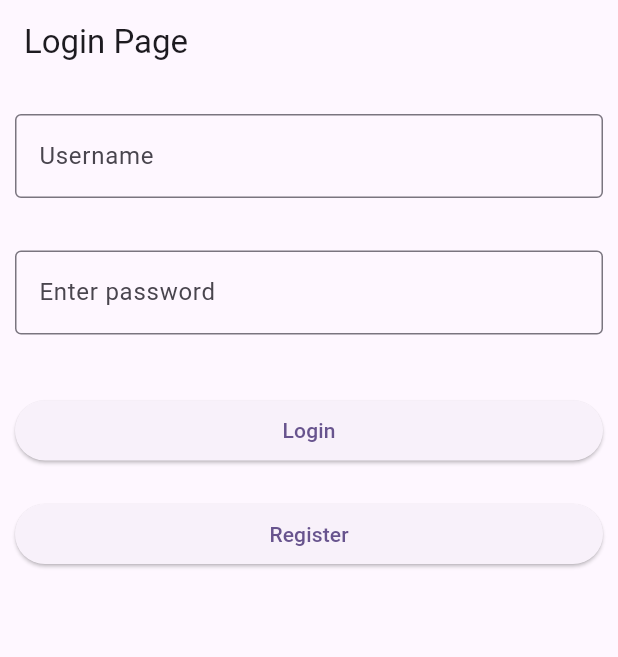
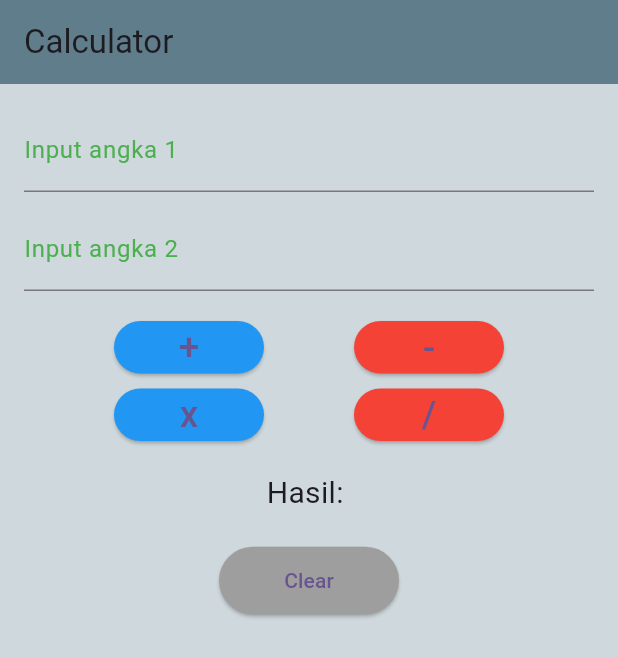
Before and after one commit to Tayolon/Tugas1_Flutter, a Flutter app: the screen it shows after launch, on a phone screen of 412 x 824 dp. Shown: the top 657 px of the screen. Run offline on Flutter 3.47's test engine with Material 3 defaults, Android fonts, the phone set to English and light mode, and no system bars; our stand-ins replace get.

Commit message:
first commit

```diff
--- /dev/null
+++ b/lib/controllers/calculator_controller.dart
@@ -0,0 +1,44 @@
+import 'package:flutter/widgets.dart';
+import 'package:get/get.dart';
+
+class CalculatorController extends GetxController {
+  final txtAngka1 = TextEditingController();
+  final txtAngka2 = TextEditingController();
+  var textHasil = "".obs;
+
+  void tambah() {
+    int angka1 = int.parse(txtAngka1.text);
+    int angka2 = int.parse(txtAngka2.text);
+
+    int hasilJumlah = angka1 + angka2;
+    print("Hasil jumlah " + hasilJumlah.toString());
+    textHasil.value = hasilJumlah.toString();
+  }
+
+  void kurang() {
+    int angka1 = int.parse(txtAngka1.text);
+    int angka2 = int.parse(txtAngka2.text);
+
+    int hasilJumlah = angka1 - angka2;
+    print("Hasil jumlah " + hasilJumlah.toString());
+    textHasil.value = hasilJumlah.toString();
+  }
+
+  void kali() {
+    int angka1 = int.parse(txtAngka1.text);
+    int angka2 = int.parse(txtAngka2.text);
+
+    int hasilJumlah = angka1 * angka2;
+    print("Hasil jumlah " + hasilJumlah.toString());
+    textHasil.value = hasilJumlah.toString();
+  }
+
+  void bagi() {
+    int angka1 = int.parse(txtAngka1.text);
+    int angka2 = int.parse(txtAngka2.text);
+
+    double hasilJumlah = angka1 / angka2;
+    print("Hasil jumlah " + hasilJumlah.toString());
+    textHasil.value = hasilJumlah.toString();
+  }
+}
--- a/lib/custominput.dart
+++ /dev/null
@@ -1,26 +0,0 @@
-import 'package:flutter/material.dart';
-
-class CustomInput extends StatelessWidget {
-  final String label;
-  final TextEditingController password;
-  final bool obscureText;
-
-  const CustomInput({
-    super.key,
-    required this.label,
-    required this.password,
-    this.obscureText = true,
-  });
-
-  @override
-  Widget build(BuildContext context) {
-    return TextField(
-      controller: password,
-      obscureText: obscureText,
-      decoration: InputDecoration(
-        labelText: label,
-        border: const OutlineInputBorder(),
-      ),
-    );
-  }
-}
--- /dev/null
+++ b/lib/customitem/custominput.dart
@@ -0,0 +1,31 @@
+import 'package:flutter/material.dart';
+
+class CustomInput extends StatelessWidget {
+  final String label;
+  final Color color;
+  final VoidCallback onPressed;
+
+  const CustomInput({
+    super.key,
+    required this.label,
+    required this.color,
+    required this.onPressed,
+  });
+
+  @override
+  Widget build(BuildContext context) {
+    return SizedBox(
+      width: 100,
+      height: 35,
+      child: ElevatedButton(
+        onPressed: onPressed,
+        style: ElevatedButton.styleFrom(
+          backgroundColor: color,
+          padding: EdgeInsets.zero, // Remove default padding
+          tapTargetSize: MaterialTapTargetSize.shrinkWrap, // shrink hitbox
+        ),
+        child: FittedBox(child: Text(label, style: TextStyle(fontSize: 100))),
+      ),
+    );
+  }
+}
--- /dev/null
+++ b/lib/customitem/customtext.dart
@@ -0,0 +1,27 @@
+import 'package:flutter/material.dart';
+
+class Customtext extends StatelessWidget {
+  final TextEditingController controller;
+  final String label;
+  final Color color;
+  final bool pass;
+
+  const Customtext({
+    super.key,
+    required this.label,
+    required this.color,
+    required this.pass,
+    required this.controller,
+  });
+
+  @override
+  Widget build(BuildContext context) {
+    return TextField(
+      controller: controller,
+     decoration: InputDecoration(
+        labelText: label,
+        labelStyle: TextStyle(color: color),
+      ),
+    );
+  }
+}
--- a/lib/login_page.dart
+++ b/lib/login_page.dart
@@ -1,4 +1,5 @@
 import "package:flutter/material.dart";
+import 'package:latihan_11pplg2/customitem/customtext.dart';
 import 'package:latihan_11pplg2/register_page.dart';
 
 class LoginPage extends StatefulWidget {
@@ -9,7 +10,6 @@ class LoginPage extends StatefulWidget {
 }
 
 class _LoginPageState extends State<LoginPage> {
-
   String statusLogin = "";
   TextEditingController txtUsername = TextEditingController();
   TextEditingController txtPasword = TextEditingController();
@@ -54,12 +54,11 @@ class _LoginPageState extends State<LoginPage> {
             // Username
             Container(
               margin: EdgeInsets.only(top: 10, bottom: 10),
-              child: TextField(
+              child: Customtext(
+                label: "Username",
+                color: Colors.cyan,
+                pass: false,
                 controller: txtUsername,
-                decoration: InputDecoration(
-                  labelText: 'Username',
-                  border: OutlineInputBorder(),
-                ),
               ),
             ),
             SizedBox(height: 15),
@@ -67,13 +66,11 @@ class _LoginPageState extends State<LoginPage> {
             // Password
             Container(
               margin: EdgeInsets.only(top: 10, bottom: 10),
-              child: TextField(
+              child: Customtext(
+                label: "Password",
+                color: Colors.red,
+                pass: true,
                 controller: txtPasword,
-                obscureText: true,
-                decoration: InputDecoration(
-                  hintText: 'Enter password',
-                  border: OutlineInputBorder(),
-                ),
               ),
             ),
             SizedBox(height: 20),
@@ -84,17 +81,17 @@ class _LoginPageState extends State<LoginPage> {
               margin: EdgeInsets.only(top: 10),
               child: ElevatedButton(
                 onPressed: () {
-                  if(txtUsername.text == "admin" && txtPasword.text == "admin"){
+                  if (txtUsername.text == "admin" &&
+                      txtPasword.text == "admin") {
                     setState(() {
                       statusLogin = "Login Success";
                     });
-                  }
-                  else{
+                  } else {
                     setState(() {
                       statusLogin = "Login Failed";
                     });
                   }
-                  print("status "+ statusLogin);
+                  print("status " + statusLogin);
                 },
                 child: Text("Login"),
               ),
@@ -116,17 +113,20 @@ class _LoginPageState extends State<LoginPage> {
           ],
         ),
       ),
-
     );
   }
 }
+
 class register_page extends StatelessWidget {
   @override
   Widget build(BuildContext context) {
     return Scaffold(
       appBar: AppBar(title: Text("Halaman Register")),
       body: Center(
-        child: Text("Masukkan Nama, Email, dan Jenis kelamin!", style: TextStyle(fontSize: 12)),
+        child: Text(
+          "Masukkan Nama, Email, dan Jenis kelamin!",
+          style: TextStyle(fontSize: 12),
+        ),
       ),
     );
   }
--- a/lib/main.dart
+++ b/lib/main.dart
@@ -1,5 +1,7 @@
 import 'package:flutter/material.dart';
+import 'package:get/get.dart';
 import 'package:latihan_11pplg2/login_page.dart';
+import 'package:latihan_11pplg2/pages/Calculator_page.dart';
 
 void main() {
   runApp(const MyApp());
@@ -11,12 +13,12 @@ class MyApp extends StatelessWidget {
   // This widget is the root of your application.
   @override
   Widget build(BuildContext context) {
-    return MaterialApp(
+    return GetMaterialApp(
       title: 'Flutter Demo',
       theme: ThemeData(
         colorScheme: ColorScheme.fromSeed(seedColor: Colors.deepPurple),
       ),
-      home: LoginPage(),
+      home: CalculatorPage(),
     );
   }
 }
--- /dev/null
+++ b/lib/pages/Calculator_page.dart
@@ -0,0 +1,106 @@
+import 'package:flutter/material.dart';
+import 'package:get/get_state_manager/src/rx_flutter/rx_obx_widget.dart';
+import 'package:get/instance_manager.dart';
+import 'package:get/route_manager.dart';
+import 'package:latihan_11pplg2/controllers/calculator_controller.dart';
+import 'package:latihan_11pplg2/customitem/custominput.dart';
+import 'package:latihan_11pplg2/customitem/customtext.dart';
+
+class CalculatorPage extends StatelessWidget {
+  CalculatorPage({super.key});
+
+  final CalculatorController calculatorController = Get.put(
+    CalculatorController(),
+  );
+
+  @override
+  Widget build(BuildContext context) {
+    return Scaffold(
+      backgroundColor: Colors.blueGrey[100],
+      appBar: AppBar(
+        title: Text("Calculator"),
+        backgroundColor: Colors.blueGrey,
+      ),
+      body: Padding(
+        padding: const EdgeInsets.all(16.0),
+        child: Column(
+          children: [
+            Customtext(
+              label: "Input angka 1",
+              color: Colors.green,
+              pass: false,
+              controller: calculatorController.txtAngka1,
+            ),
+            SizedBox(height: 10),
+            Customtext(
+              label: "Input angka 2",
+              color: Colors.green,
+              pass: false,
+              controller: calculatorController.txtAngka2,
+            ),
+            SizedBox(height: 20),
+            Row(
+              mainAxisAlignment: MainAxisAlignment.spaceEvenly,
+              children: [
+                CustomInput(
+                  label: "+",
+                  color: Colors.blue,
+                  onPressed: () {
+                    calculatorController.tambah();
+                  },
+                ),
+                CustomInput(
+                  label: "-",
+                  color: Colors.red,
+                  onPressed: () {
+                    calculatorController.kurang();
+                  },
+                ),
+              ],
+            ),
+            SizedBox(height: 10),
+            Row(
+              mainAxisAlignment: MainAxisAlignment.spaceEvenly,
+              children: [
+                CustomInput(
+                  label: "x",
+                  color: Colors.blue,
+                  onPressed: () {
+                    calculatorController.kali();
+                  },
+                ),
+                CustomInput(
+                  label: "/",
+                  color: Colors.red,
+                  onPressed: () {
+                    calculatorController.bagi();
+                  },
+                ),
+              ],
+            ),
+            SizedBox(height: 20),
+            Obx(() {
+              return Text(
+                "Hasil: ${calculatorController.textHasil.value}",
+                style: TextStyle(fontSize: 20),
+              );
+            }),
+            SizedBox(height: 20),
+            ElevatedButton(
+              onPressed: () {
+                calculatorController.txtAngka1.clear();
+                calculatorController.txtAngka2.clear();
+                calculatorController.textHasil.value = '';
+              },
+              style: ElevatedButton.styleFrom(
+                backgroundColor: Colors.grey,
+                minimumSize: Size(120, 45),
+              ),
+              child: Text("Clear"),
+            ),
+          ],
+        ),
+      ),
+    );
+  }
+}
--- a/pubspec.yaml
+++ b/pubspec.yaml
@@ -2,7 +2,7 @@ name: latihan_11pplg2
 description: "A new Flutter project."
 # The following line prevents the package from being accidentally published to
 # pub.dev using `flutter pub publish`. This is preferred for private packages.
-publish_to: 'none' # Remove this line if you wish to publish to pub.dev
+publish_to: "none" # Remove this line if you wish to publish to pub.dev
 
 # The following defines the version and build number for your application.
 # A version number is three numbers separated by dots, like 1.2.43
@@ -34,6 +34,7 @@ dependencies:
   # The following adds the Cupertino Icons font to your application.
   # Use with the CupertinoIcons class for iOS style icons.
   cupertino_icons: ^1.0.8
+  get: ^4.7.2
 
 dev_dependencies:
   flutter_test:
@@ -51,7 +52,6 @@ dev_dependencies:
 
 # The following section is specific to Flutter packages.
 flutter:
-
   # The following line ensures that the Material Icons font is
   # included with your application, so that you can use the icons in
   # the material Icons class.
```
Also changed, not shown: lib/register_page.dart (+50 -38 lines), pubspec.lock. Lines whose indentation alone changed are shown as unchanged.
